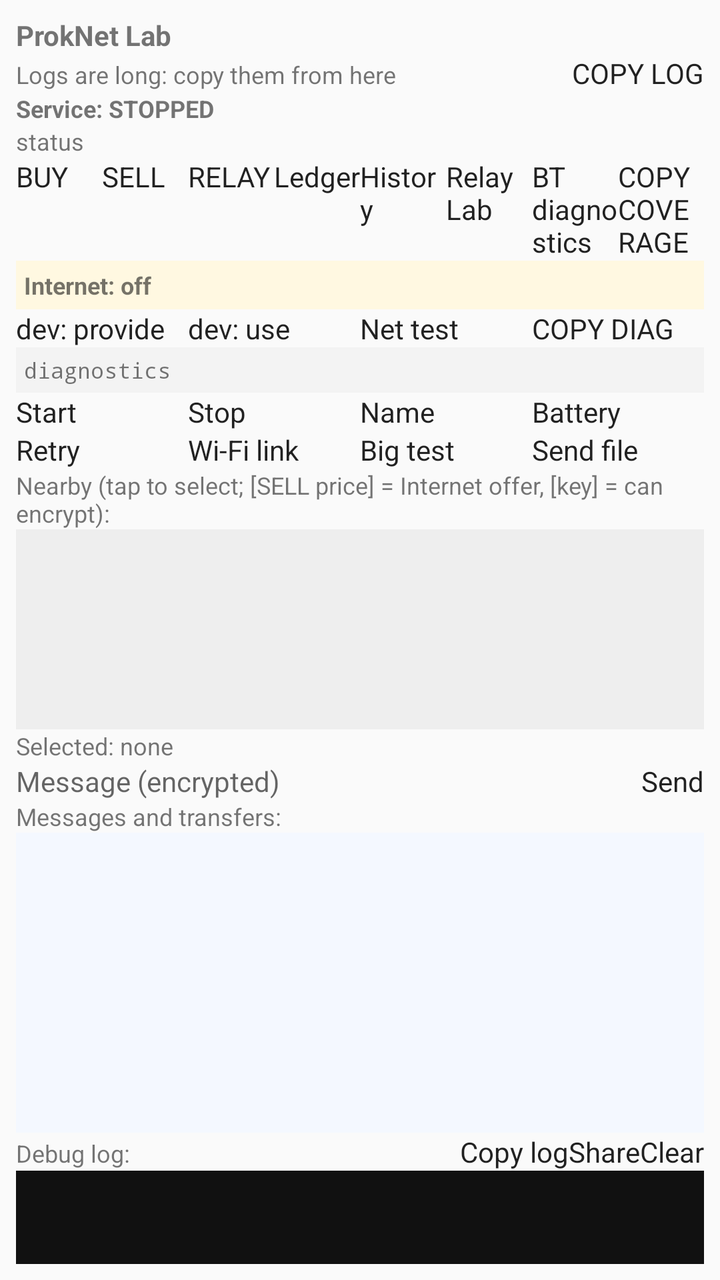
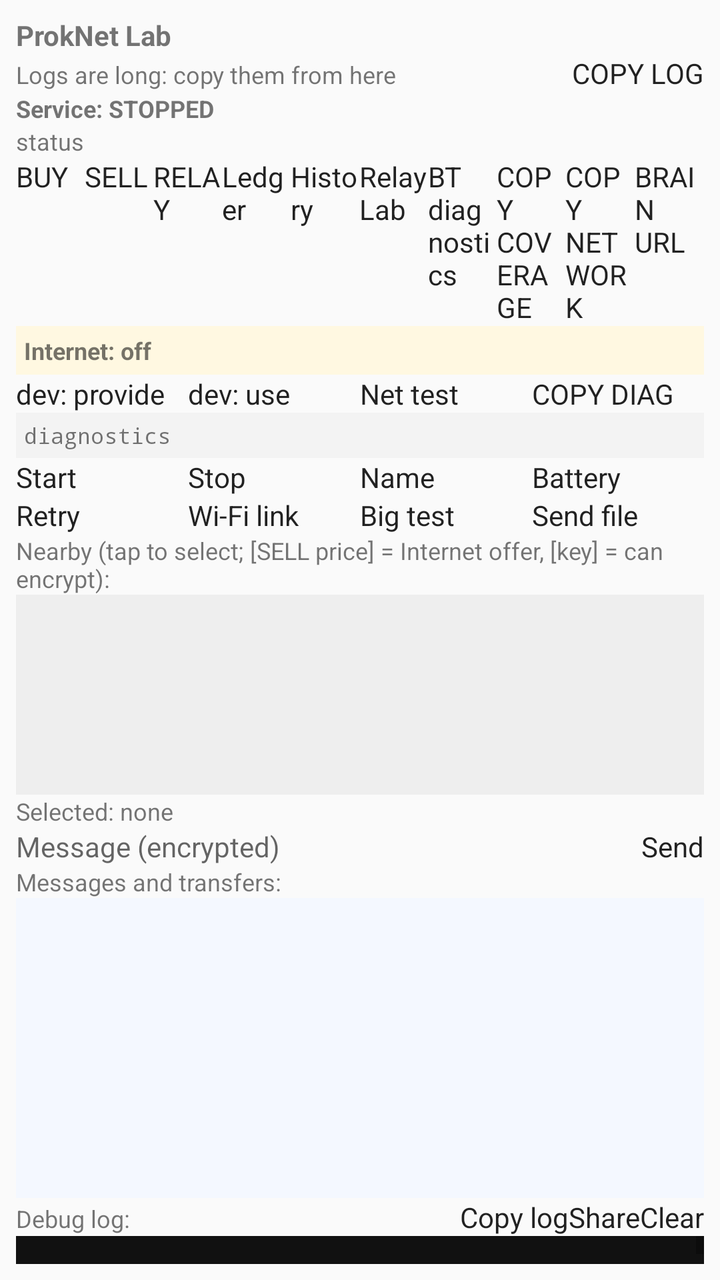

The first picture is an Android layout as it rendered before a commit; the second is the same layout after the commit. The layout source and the unified diff follow.
<!-- AndroidManifest.xml: application theme android:Theme.Material.Light.NoActionBar -->
<!-- res/layout/activity_lab.xml -->
<?xml version="1.0" encoding="utf-8"?>
<LinearLayout xmlns:android="http://schemas.android.com/apk/res/android"
    android:layout_width="match_parent"
    android:layout_height="match_parent"
    android:orientation="vertical"
    android:padding="8dp">

    <TextView
        android:id="@+id/txtIdentity"
        android:layout_width="match_parent"
        android:layout_height="wrap_content"
        android:textStyle="bold"
        android:text="ProkNet Lab" />

    <LinearLayout
        android:layout_width="match_parent"
        android:layout_height="wrap_content"
        android:orientation="horizontal">
        <TextView android:layout_width="0dp" android:layout_weight="1" android:layout_height="wrap_content"
            android:gravity="center_vertical" android:textSize="12sp" android:text="Logs are long: copy them from here" />
        <Button android:id="@+id/btnCopyLogTop" android:layout_width="wrap_content"
            android:layout_height="wrap_content" android:text="COPY LOG" />
    </LinearLayout>

    <TextView
        android:id="@+id/txtService"
        android:layout_width="match_parent"
        android:layout_height="wrap_content"
        android:textSize="12sp"
        android:textStyle="bold"
        android:text="Service: STOPPED" />

    <TextView
        android:id="@+id/txtStatus"
        android:layout_width="match_parent"
        android:layout_height="wrap_content"
        android:textSize="12sp"
        android:text="status" />

    <TextView
        android:id="@+id/txtWifiBanner"
        android:layout_width="match_parent"
        android:layout_height="wrap_content"
        android:textSize="13sp"
        android:textStyle="bold"
        android:textColor="#000000"
        android:padding="6dp"
        android:visibility="gone"
        android:text="" />

    <LinearLayout
        android:layout_width="match_parent"
        android:layout_height="wrap_content"
        android:orientation="horizontal">
        <Button android:id="@+id/btnBuy" android:layout_width="0dp" android:layout_weight="1"
            android:layout_height="wrap_content" android:text="BUY" />
        <Button android:id="@+id/btnSell" android:layout_width="0dp" android:layout_weight="1"
            android:layout_height="wrap_content" android:text="SELL" />
        <Button android:id="@+id/btnRelay" android:layout_width="0dp" android:layout_weight="1"
            android:layout_height="wrap_content" android:text="RELAY" />
        <Button android:id="@+id/btnLedger" android:layout_width="0dp" android:layout_weight="1"
            android:layout_height="wrap_content" android:text="Ledger" />
        <Button android:id="@+id/btnHistory" android:layout_width="0dp" android:layout_weight="1"
            android:layout_height="wrap_content" android:text="History" />
        <Button android:id="@+id/btnRelayLab" android:layout_width="0dp" android:layout_weight="1"
            android:layout_height="wrap_content" android:text="Relay Lab" />
        <Button android:id="@+id/btnBulkLab" android:layout_width="0dp" android:layout_weight="1"
            android:layout_height="wrap_content" android:text="BT diagnostics" />
        <Button android:id="@+id/btnCopyCoverage" android:layout_width="0dp" android:layout_weight="1"
            android:layout_height="wrap_content" android:text="COPY COVERAGE" />
    </LinearLayout>

    <TextView
        android:id="@+id/txtInternet"
        android:layout_width="match_parent"
        android:layout_height="wrap_content"
        android:textSize="12sp"
        android:textStyle="bold"
        android:background="#FFF8E1"
        android:padding="4dp"
        android:text="Internet: off" />

    <LinearLayout
        android:layout_width="match_parent"
        android:layout_height="wrap_content"
        android:orientation="horizontal">
        <Button android:id="@+id/btnProvide" android:layout_width="0dp" android:layout_weight="1"
            android:layout_height="wrap_content" android:text="dev: provide" />
        <Button android:id="@+id/btnUseInternet" android:layout_width="0dp" android:layout_weight="1"
            android:layout_height="wrap_content" android:text="dev: use" />
        <Button android:id="@+id/btnNetTest" android:layout_width="0dp" android:layout_weight="1"
            android:layout_height="wrap_content" android:text="Net test" />
        <Button android:id="@+id/btnCopyDiag" android:layout_width="0dp" android:layout_weight="1"
            android:layout_height="wrap_content" android:text="COPY DIAG" />
    </LinearLayout>

    <TextView
        android:id="@+id/txtDiag"
        android:layout_width="match_parent"
        android:layout_height="wrap_content"
        android:textSize="11sp"
        android:typeface="monospace"
        android:background="#F3F3F3"
        android:padding="4dp"
        android:text="diagnostics" />

    <LinearLayout
        android:layout_width="match_parent"
        android:layout_height="wrap_content"
        android:orientation="horizontal">
        <Button android:id="@+id/btnStart" android:layout_width="0dp" android:layout_weight="1"
            android:layout_height="wrap_content" android:text="Start" />
        <Button android:id="@+id/btnStop" android:layout_width="0dp" android:layout_weight="1"
            android:layout_height="wrap_content" android:text="Stop" />
        <Button android:id="@+id/btnRename" android:layout_width="0dp" android:layout_weight="1"
            android:layout_height="wrap_content" android:text="Name" />
        <Button android:id="@+id/btnBattery" android:layout_width="0dp" android:layout_weight="1"
            android:layout_height="wrap_content" android:text="Battery" />
    </LinearLayout>

    <LinearLayout
        android:layout_width="match_parent"
        android:layout_height="wrap_content"
        android:orientation="horizontal">
        <Button android:id="@+id/btnRetry" android:layout_width="0dp" android:layout_weight="1"
            android:layout_height="wrap_content" android:text="Retry" />
        <Button android:id="@+id/btnWifi" android:layout_width="0dp" android:layout_weight="1"
            android:layout_height="wrap_content" android:text="Wi-Fi link" />
        <Button android:id="@+id/btnBigTest" android:layout_width="0dp" android:layout_weight="1"
            android:layout_height="wrap_content" android:text="Big test" />
        <Button android:id="@+id/btnSendFile" android:layout_width="0dp" android:layout_weight="1"
            android:layout_height="wrap_content" android:text="Send file" />
    </LinearLayout>

    <TextView
        android:layout_width="match_parent"
        android:layout_height="wrap_content"
        android:text="Nearby (tap to select; [SELL price] = Internet offer, [key] = can encrypt):"
        android:textSize="12sp" />

    <ListView
        android:id="@+id/listPeers"
        android:layout_width="match_parent"
        android:layout_height="100dp"
        android:background="#EEEEEE" />

    <TextView
        android:id="@+id/txtSelected"
        android:layout_width="match_parent"
        android:layout_height="wrap_content"
        android:textSize="12sp"
        android:text="Selected: none" />

    <LinearLayout
        android:layout_width="match_parent"
        android:layout_height="wrap_content"
        android:orientation="horizontal">
        <EditText android:id="@+id/editMessage" android:layout_width="0dp" android:layout_weight="1"
            android:layout_height="wrap_content" android:hint="Message (encrypted)" android:inputType="text"
            android:maxLength="20000" android:imeOptions="actionSend" />
        <Button android:id="@+id/btnSend" android:layout_width="wrap_content"
            android:layout_height="wrap_content" android:text="Send" />
    </LinearLayout>

    <TextView
        android:layout_width="match_parent"
        android:layout_height="wrap_content"
        android:text="Messages and transfers:"
        android:textSize="12sp" />

    <ListView
        android:id="@+id/listMessages"
        android:layout_width="match_parent"
        android:layout_height="150dp"
        android:background="#F4F8FF"
        android:stackFromBottom="true"
        android:transcriptMode="alwaysScroll" />

    <LinearLayout
        android:layout_width="match_parent"
        android:layout_height="wrap_content"
        android:orientation="horizontal">
        <TextView android:layout_width="0dp" android:layout_weight="1" android:layout_height="wrap_content"
            android:text="Debug log:" android:textSize="12sp" android:gravity="center_vertical" />
        <Button android:id="@+id/btnCopyLog" android:layout_width="wrap_content"
            android:layout_height="wrap_content" android:text="Copy log" />
        <Button android:id="@+id/btnShareLog" android:layout_width="wrap_content"
            android:layout_height="wrap_content" android:text="Share" />
        <Button android:id="@+id/btnClearLog" android:layout_width="wrap_content"
            android:layout_height="wrap_content" android:text="Clear" />
    </LinearLayout>

    <ScrollView
        android:id="@+id/scrollLog"
        android:layout_width="match_parent"
        android:layout_height="0dp"
        android:layout_weight="1"
        android:background="#111111">
        <TextView
            android:id="@+id/txtLog"
            android:layout_width="match_parent"
            android:layout_height="wrap_content"
            android:textColor="#B7F5B7"
            android:typeface="monospace"
            android:textSize="10sp"
            android:padding="4dp" />
    </ScrollView>
</LinearLayout>
<!-- resources referenced by this layout -->
<resources>

</resources>

<!-- the commit's change to res/layout/activity_lab.xml (unified diff, before → after) -->
@@ -68,6 +68,10 @@
             android:layout_height="wrap_content" android:text="BT diagnostics" />
         <Button android:id="@+id/btnCopyCoverage" android:layout_width="0dp" android:layout_weight="1"
             android:layout_height="wrap_content" android:text="COPY COVERAGE" />
+        <Button android:id="@+id/btnCopyNetwork" android:layout_width="0dp" android:layout_weight="1"
+            android:layout_height="wrap_content" android:text="COPY NETWORK" />
+        <Button android:id="@+id/btnBrainUrl" android:layout_width="0dp" android:layout_weight="1"
+            android:layout_height="wrap_content" android:text="BRAIN URL" />
     </LinearLayout>
 
     <TextView
